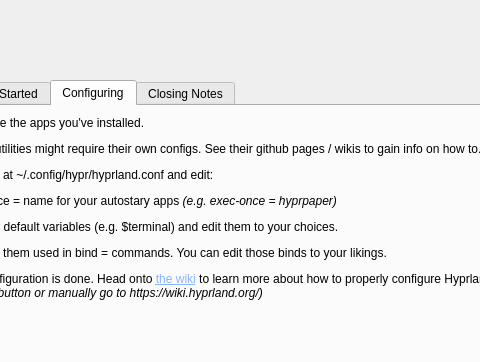
Above: chyprlandwelcome.ui from hyprwm/hyprland-welcome before the change; both pictures show x 139 to 619 and y 0 to 362 of the 800 by 500 pixel window. Below: the same form after it.
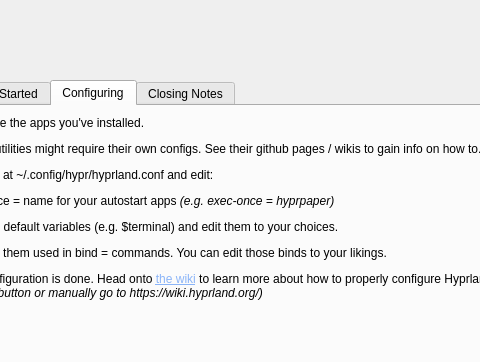
That is the form after the change. The open tabs and pages were chosen to show the change. Icons and pictures are not drawn.

The edit to the form file:
```diff
--- a/chyprlandwelcome.ui
+++ b/chyprlandwelcome.ui
@@ -406,7 +406,7 @@
        </rect>
       </property>
       <property name="text">
-       <string>&lt;html&gt;&lt;head/&gt;&lt;body&gt;&lt;p&gt;Now it's time to configure the apps you've installed.&lt;/p&gt;&lt;p&gt;Status bars, wallpaper utilities might require their own configs. See their github pages / wikis to gain info on how to.&lt;/p&gt;&lt;p&gt;Open the config located at ~/.config/hypr/hyprland.conf and edit:&lt;/p&gt;&lt;p&gt;At the top, add exec-once = name for your autostary apps &lt;span style=&quot; font-style:italic;&quot;&gt;(e.g. exec-once = hyprpaper)&lt;/span&gt;&lt;/p&gt;&lt;p&gt;A bit below that, find the default variables (e.g. $terminal) and edit them to your choices.&lt;/p&gt;&lt;p&gt;Further down, you'll see them used in bind = commands. You can edit those binds to your likings.&lt;/p&gt;&lt;p&gt;That's it! Your basic configuration is done. Head onto &lt;a href=&quot;https://wiki.hyprland.org/Configuring/Configuring-Hyprland/&quot;&gt;&lt;span style=&quot; text-decoration: underline; color:#8ab4f8;&quot;&gt;the wiki&lt;/span&gt;&lt;/a&gt; to learn more about how to properly configure Hyprland. &lt;span style=&quot; font-style:italic;&quot;&gt;(this link might not open, in which case use the big button or manually go to https://wiki.hyprland.org/)&lt;/span&gt;&lt;/p&gt;&lt;/body&gt;&lt;/html&gt;</string>
+       <string>&lt;html&gt;&lt;head/&gt;&lt;body&gt;&lt;p&gt;Now it's time to configure the apps you've installed.&lt;/p&gt;&lt;p&gt;Status bars, wallpaper utilities might require their own configs. See their github pages / wikis to gain info on how to.&lt;/p&gt;&lt;p&gt;Open the config located at ~/.config/hypr/hyprland.conf and edit:&lt;/p&gt;&lt;p&gt;At the top, add exec-once = name for your autostart apps &lt;span style=&quot; font-style:italic;&quot;&gt;(e.g. exec-once = hyprpaper)&lt;/span&gt;&lt;/p&gt;&lt;p&gt;A bit below that, find the default variables (e.g. $terminal) and edit them to your choices.&lt;/p&gt;&lt;p&gt;Further down, you'll see them used in bind = commands. You can edit those binds to your likings.&lt;/p&gt;&lt;p&gt;That's it! Your basic configuration is done. Head onto &lt;a href=&quot;https://wiki.hyprland.org/Configuring/Configuring-Hyprland/&quot;&gt;&lt;span style=&quot; text-decoration: underline; color:#8ab4f8;&quot;&gt;the wiki&lt;/span&gt;&lt;/a&gt; to learn more about how to properly configure Hyprland. &lt;span style=&quot; font-style:italic;&quot;&gt;(this link might not open, in which case use the big button or manually go to https://wiki.hyprland.org/)&lt;/span&gt;&lt;/p&gt;&lt;/body&gt;&lt;/html&gt;</string>
       </property>
       <property name="alignment">
        <set>Qt::AlignLeading|Qt::AlignLeft|Qt::AlignTop</set>
```
Left out of the diff: 2 changed lines with no effect on the pictures.
